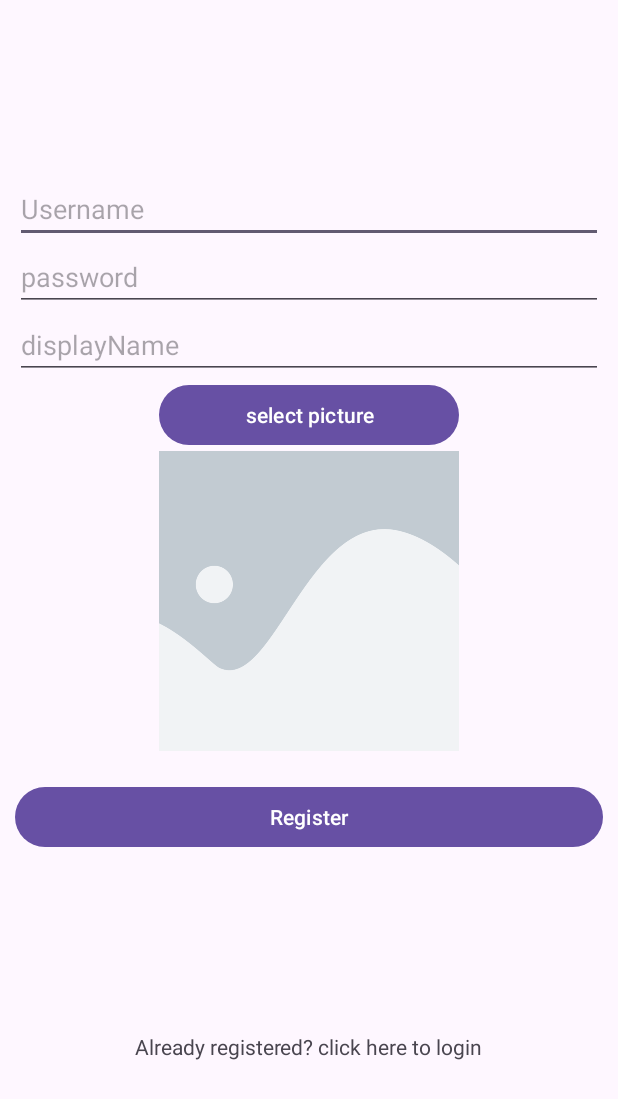
After one commit to AvgBlue/Advanced-Programming-2-Android, an Android app: the RegisterActivity screen opened directly, with no data from a screen before it, on a phone screen of 412 x 824 dp. The commit adds this screen. Shown: the top 1099 px of the screen. Run offline under Robolectric (Android 15) with nearby library versions, the phone set to English and light mode, and no system bars.

Commit message:
register sketch

```diff
--- a/app/build.gradle
+++ b/app/build.gradle
@@ -29,7 +29,10 @@ android {
 }
 
 dependencies {
-
+    implementation 'com.github.bumptech.glide:glide:4.12.0'
+    annotationProcessor 'com.github.bumptech.glide:compiler:4.12.0'
+    implementation 'androidx.activity:activity:1.4.0'
+    implementation 'androidx.fragment:fragment:1.4.0'
     implementation 'androidx.appcompat:appcompat:1.6.1'
     implementation 'com.google.android.material:material:1.5.0'
     implementation 'androidx.constraintlayout:constraintlayout:2.1.4'
--- a/app/src/main/AndroidManifest.xml
+++ b/app/src/main/AndroidManifest.xml
@@ -13,6 +13,9 @@
         android:theme="@style/Theme.AdvancedProgramming2Android"
         tools:targetApi="31">
         <activity
+            android:name=".RegisterActivity"
+            android:exported="false" />
+        <activity
             android:name=".MainActivity"
             android:exported="true">
             <intent-filter>
--- /dev/null
+++ b/app/src/main/java/com/example/advanced_programming_2_android/RegisterActivity.java
@@ -0,0 +1,118 @@
+package com.example.advanced_programming_2_android;
+
+import androidx.activity.result.ActivityResultLauncher;
+import androidx.activity.result.contract.ActivityResultContracts;
+import androidx.appcompat.app.AppCompatActivity;
+
+import android.annotation.SuppressLint;
+import android.content.Intent;
+import android.os.Bundle;
+import android.widget.Button;
+import android.widget.EditText;
+import android.widget.ImageView;
+import android.widget.TextView;
+
+import com.bumptech.glide.Glide;
+
+import java.util.concurrent.atomic.AtomicBoolean;
+
+public class RegisterActivity extends AppCompatActivity {
+    private ActivityResultLauncher<String> filePickerLauncher;
+    private TextView tvRegisterToLogin;
+    private ImageView ivProfilepic;
+    private EditText edUsername;
+    private EditText edPassword;
+    private EditText edDisplayName;
+    private Button btnRegister;
+
+
+    @Override
+    protected void onCreate(Bundle savedInstanceState) {
+        super.onCreate(savedInstanceState);
+        setContentView(R.layout.activity_register);
+
+        tvRegisterToLogin = findViewById(R.id.tvRegisterToLogin);
+        ivProfilepic = findViewById(R.id.ivProfilePic);
+        edUsername = findViewById(R.id.edRegUsername);
+        edPassword = findViewById(R.id.edRegPassword);
+        edDisplayName = findViewById(R.id.edRegDisplayName);
+        btnRegister = findViewById(R.id.btnRegister);
+
+        AtomicBoolean imageWasChosen = new AtomicBoolean(false);
+
+        btnRegister.setOnClickListener(view -> {
+            if (allIsValid(edUsername.getText().toString(), edPassword.getText().toString(),
+                    edDisplayName.getText().toString(), imageWasChosen)) {
+
+            }
+        });
+
+        tvRegisterToLogin.setOnClickListener(view -> {
+            Intent intent = new Intent(this, MainActivity.class);
+            startActivity(intent);
+        });
+
+        filePickerLauncher = registerForActivityResult(new ActivityResultContracts.GetContent(), uri -> {
+            // Handle the selected file URI
+            if (uri != null) {
+                Glide.with(this)
+                        .load(uri)
+                        .into(ivProfilepic);
+
+                imageWasChosen.set(true);
+            }
+        });
+
+        Button btnPicture = findViewById(R.id.btnRegProfilePic);
+        btnPicture.setOnClickListener(view -> {
+            filePickerLauncher.launch("image/*");
+        });
+    }
+
+    private boolean validateUsername(String username) {
+        if (username.length() == 0 || username.length() > 20) {
+            return false;
+        }
+        return true;
+    }
+
+    private boolean validatePassword(String password) {
+        if (password.length() < 8 || password.length() > 20) {
+            return false;
+        }
+        boolean hasLetter = password.matches(".*[a-zA-Z].*");
+        boolean hasNumber = password.matches(".*\\d.*");
+        return hasLetter && hasNumber;
+    }
+
+    private boolean validateName(String name) {
+        if (name.length() < 2 || name.length() > 20) {
+            return false;
+        }
+        boolean hasOnlyLettersAndSpaces = name.matches("[a-zA-Z ]+");
+        return hasOnlyLettersAndSpaces;
+    }
+
+    @SuppressLint("SetTextI18n")
+    private boolean allIsValid(String username, String password, String name, AtomicBoolean isImageValid) {
+        TextView tvErrors = findViewById(R.id.tvRegErrors);
+
+        boolean isValid = true;
+
+        if (!validateUsername(username)) {
+            isValid = false;
+            tvErrors.setText("username needs to be at most 20 characters");
+        }
+
+        if (!validatePassword(password)) {
+            isValid = false;
+            tvErrors.setText("username needs to be at most 20 characters");
+        }
+
+        if (!validateName(name)) {
+
+        }
+
+        return isValid;
+    }
+}
--- /dev/null
+++ b/app/src/main/res/drawable/background_container.xml
@@ -0,0 +1,6 @@
+<?xml version="1.0" encoding="utf-8"?>
+<selector xmlns:android="http://schemas.android.com/apk/res/android">
+    <shape xmlns:android="http://schemas.android.com/apk/res/android">
+        <solid android:color="#f8f9fa" />
+    </shape>
+</selector>
--- a/app/src/main/res/layout/activity_main.xml
+++ b/app/src/main/res/layout/activity_main.xml
@@ -6,10 +6,11 @@
     android:layout_height="match_parent"
     tools:context=".MainActivity">
 
-    <TextView
+    <Button
+        android:id="@+id/btnRegister"
         android:layout_width="wrap_content"
         android:layout_height="wrap_content"
-        android:text="Hello World!"
+        android:text="Register"
         app:layout_constraintBottom_toBottomOf="parent"
         app:layout_constraintEnd_toEndOf="parent"
         app:layout_constraintStart_toStartOf="parent"
--- /dev/null
+++ b/app/src/main/res/layout/activity_register.xml
@@ -0,0 +1,89 @@
+<?xml version="1.0" encoding="utf-8"?>
+<androidx.constraintlayout.widget.ConstraintLayout xmlns:android="http://schemas.android.com/apk/res/android"
+    xmlns:app="http://schemas.android.com/apk/res-auto"
+    xmlns:tools="http://schemas.android.com/tools"
+    android:layout_width="match_parent"
+    android:layout_height="match_parent"
+    tools:context=".RegisterActivity"
+    android:orientation="vertical">
+
+
+    <LinearLayout
+        android:layout_width="match_parent"
+        android:layout_height="wrap_content"
+        android:layout_margin="10dp"
+        android:background="@drawable/background_container"
+        android:orientation="vertical"
+        app:layout_constraintBottom_toBottomOf="parent"
+        app:layout_constraintEnd_toEndOf="parent"
+        app:layout_constraintStart_toStartOf="parent"
+        app:layout_constraintTop_toTopOf="parent">
+
+
+        <EditText
+            android:id="@+id/edRegUsername"
+            android:layout_width="match_parent"
+            android:layout_height="wrap_content"
+            android:ems="10"
+            android:hint="@string/username"
+            android:inputType="text" />
+
+        <EditText
+            android:id="@+id/edRegPassword"
+            android:layout_width="match_parent"
+            android:layout_height="wrap_content"
+            android:ems="10"
+            android:hint="@string/password"
+            android:inputType="textPassword" />
+
+        <EditText
+            android:id="@+id/edRegDisplayName"
+            android:layout_width="match_parent"
+            android:layout_height="wrap_content"
+            android:ems="10"
+            android:hint="@string/displayname"
+            android:inputType="text" />
+
+        <Button
+            android:id="@+id/btnRegProfilePic"
+            android:layout_width="200dp"
+            android:layout_height="wrap_content"
+            android:layout_gravity="center"
+            android:text="@string/select_picture" />
+
+        <ImageView
+            android:id="@+id/ivProfilePic"
+            android:layout_width="200dp"
+            android:layout_height="200dp"
+            android:adjustViewBounds="true"
+            android:layout_gravity="center"
+            android:scaleType="centerCrop"
+            app:srcCompat="@drawable/placeholder" />
+
+        <Button
+            android:id="@+id/btnRegister"
+            android:layout_width="match_parent"
+            android:layout_height="wrap_content"
+            android:text="@string/register"
+            android:layout_marginTop="20dp"/>
+
+        <TextView
+            android:id="@+id/tvRegErrors"
+            android:layout_width="wrap_content"
+            android:layout_height="wrap_content"
+            android:layout_gravity="center"
+            android:text=""
+            android:layout_marginTop="50dp"/>
+
+        <TextView
+            android:id="@+id/tvRegisterToLogin"
+            android:layout_width="wrap_content"
+            android:layout_height="wrap_content"
+            android:text="@string/already_registered_click_here_to_login"
+            android:layout_gravity="center"
+            android:layout_marginTop="50dp"/>
+
+
+
+    </LinearLayout>
+</androidx.constraintlayout.widget.ConstraintLayout>
--- a/app/src/main/res/values/strings.xml
+++ b/app/src/main/res/values/strings.xml
@@ -1,3 +1,9 @@
 <resources>
-    <string name="app_name">Advanced-Programming-2-Android</string>
+    <string name="app_name">Chit Chat</string>
+    <string name="username">Username</string>
+    <string name="password">password</string>
+    <string name="displayname">displayName</string>
+    <string name="select_picture">select picture</string>
+    <string name="register">Register</string>
+    <string name="already_registered_click_here_to_login">Already registered? click here to login</string>
 </resources>
```
Also changed, not shown: app/src/main/java/com/example/advanced_programming_2_android/MainActivity.java (+9 -0 lines), app/src/main/res/drawable/placeholder.png (added).
